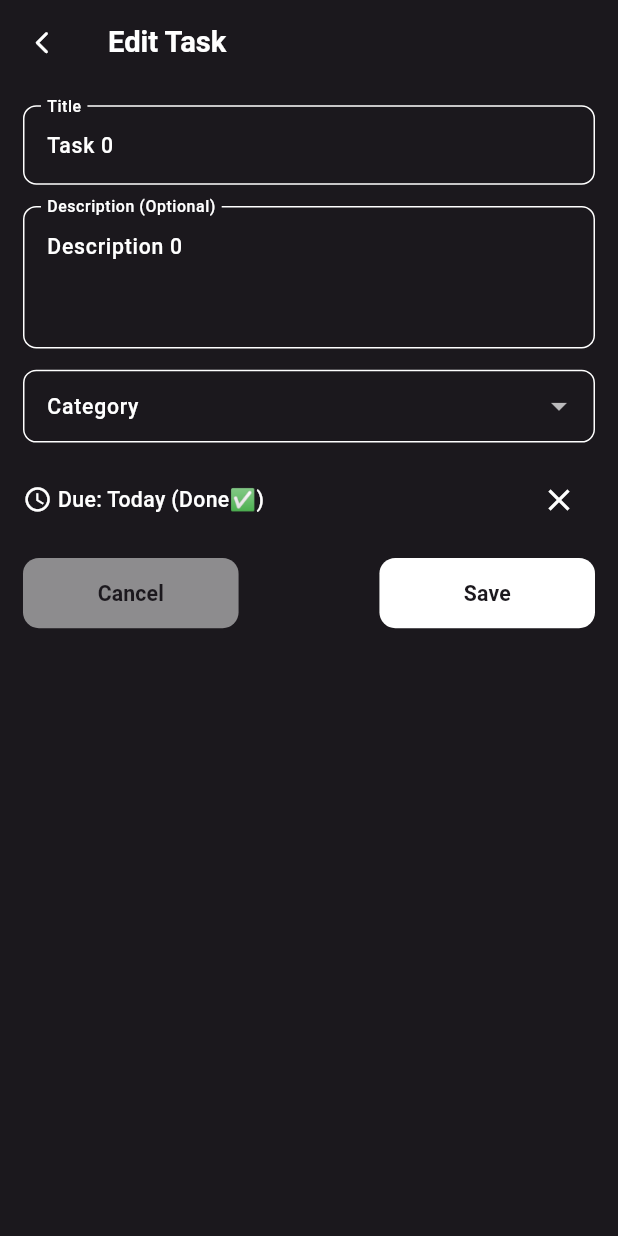
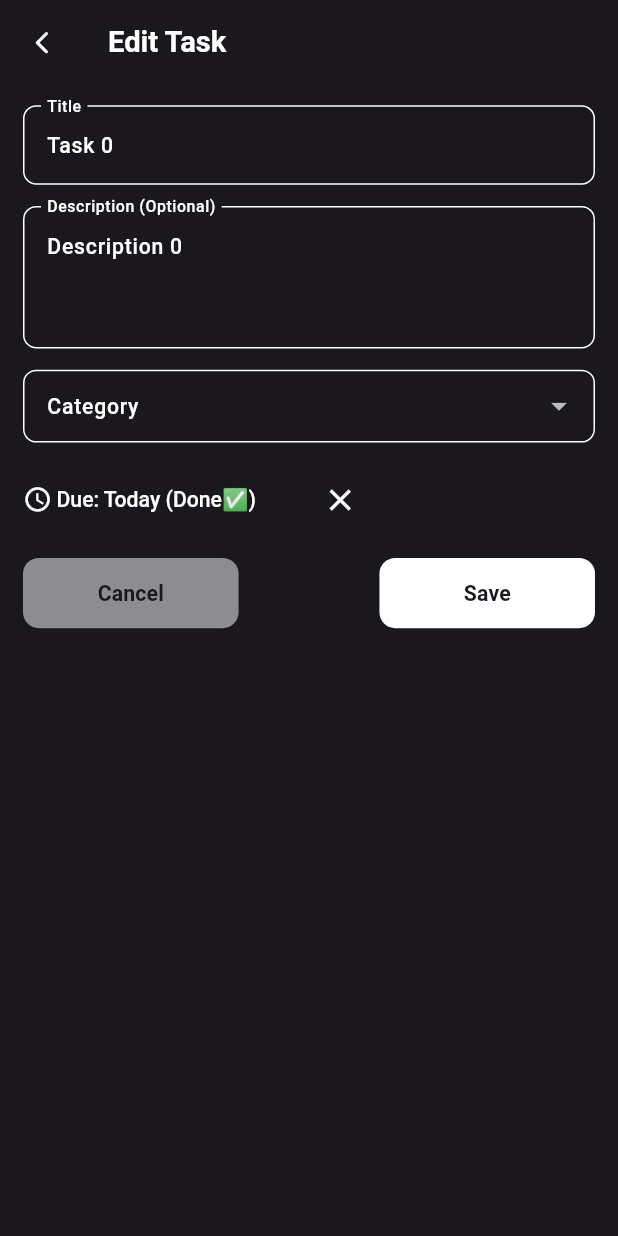
Before and after one commit to AchizuePriscilla/task-buddy, a Flutter app: the screen it shows after launch, after a tap on an icon or button, on a phone screen of 412 x 824 dp. Run offline on Flutter 3.47's test engine with Material 3 defaults, Android fonts, the light colour scheme and no system bars; our stand-ins replace flutter_riverpod, flutter_screenutil, shared_preferences; Roboto replaces fonts that are missing (Helvetica).

Commit message:
Feat: Create Task UI

```diff
--- a/lib/features/task_management/domain/models/task_model.dart
+++ b/lib/features/task_management/domain/models/task_model.dart
@@ -5,7 +5,7 @@ class TaskModel {
   final String title;
   final String? description;
   final CategoryEnum category;
-  final DateTime? dueDate;
+  final DateTime dueDate;
   final Priority priority;
   final bool isCompleted;
 
--- a/lib/features/task_management/presentation/screens/edit_task_screen.dart
+++ b/lib/features/task_management/presentation/screens/edit_task_screen.dart
@@ -6,6 +6,7 @@ import 'package:task_buddy/features/task_management/domain/extensions/datetime_e
 import 'package:task_buddy/features/task_management/domain/models/task_model.dart';
 import 'package:task_buddy/shared/localization/strings.dart';
 import 'package:task_buddy/features/task_management/presentation/widgets/button.dart';
+import 'package:task_buddy/features/task_management/presentation/widgets/due_date_rich_text.dart';
 import 'package:task_buddy/features/task_management/presentation/widgets/custom_text_field.dart';
 import 'package:task_buddy/shared/theme/text_styles.dart';
 
@@ -28,6 +29,7 @@ class EditTaskScreen extends StatelessWidget {
         body: Padding(
           padding: EdgeInsets.symmetric(horizontal: 16.w),
           child: Column(
+            crossAxisAlignment: CrossAxisAlignment.start,
             children: [
               SizedBox(height: 16.h),
               CustomTextField(
@@ -74,40 +76,22 @@ class EditTaskScreen extends StatelessWidget {
               ),
               SizedBox(height: 16.h),
               //Date Picker
-              GestureDetector(
+              DueDateRichText(
+                iconSize: 22.sp,
+                text:
+                    '${AppStrings.dueWithColon} ${task.dueDate.formattedDueDate} ${task.isCompleted ? '(${AppStrings.done}✅) ' : ''}',
+                color: task.isCompleted ? null : task.priority.color,
+                showIcon: true,
                 onTap: () async {
                   final date = await showDatePicker(
                     context: context,
-                    initialDate: task.dueDate ?? DateTime.now(),
+                    initialDate: task.dueDate,
                     firstDate: DateTime.now(),
                     lastDate:
                         DateTime.now().add(const Duration(days: 365 * 50)),
                   );
                   if (date != null) {}
                 },
-                child: Row(
-                  children: [
-                    Icon(
-                      Icons.schedule,
-                      color: task.isCompleted ? null : task.priority.color,
-                      size: 22.sp,
-                    ),
-                    SizedBox(width: 4.w),
-                    Text(
-                      task.dueDate != null
-                          ? '${AppStrings.dueWithColon} ${task.dueDate!.formattedDueDate} ${task.isCompleted ? '(${AppStrings.done}✅) ' : ''}'
-                          : AppStrings.setDueDate,
-                      style: AppTextStyles.bodyLarge.copyWith(
-                          color: task.isCompleted ? null : task.priority.color),
-                    ),
-                    const Spacer(),
-                    if (task.dueDate != null)
-                      IconButton(
-                        onPressed: () {},
-                        icon: const Icon(Icons.clear),
-                      )
-                  ],
-                ),
               ),
               SizedBox(height: 16.h),
               //Button Row
--- a/lib/features/task_management/presentation/screens/home_screen.dart
+++ b/lib/features/task_management/presentation/screens/home_screen.dart
@@ -6,6 +6,7 @@ import 'package:task_buddy/features/task_management/domain/enums/category_enum.d
 import 'package:task_buddy/features/task_management/domain/models/task_model.dart';
 import 'package:task_buddy/shared/localization/strings.dart';
 import 'package:task_buddy/features/task_management/domain/enums/priority_enum.dart';
+import 'package:task_buddy/features/task_management/presentation/screens/create_task_screen.dart';
 import 'package:task_buddy/features/task_management/presentation/widgets/task_card.dart';
 import 'package:task_buddy/shared/theme/app_theme.dart';
 
@@ -37,6 +38,15 @@ class HomeScreen extends ConsumerWidget {
           SizedBox(width: 10.w),
         ],
       ),
+      floatingActionButton: FloatingActionButton(
+        onPressed: () {
+          Navigator.push(
+            context,
+              MaterialPageRoute(builder: (context) => CreateTaskScreen()),
+          );
+        },
+        child: Icon(Icons.add),
+      ),
       body: ListView.builder(
         itemCount: 100,
         itemBuilder: (context, index) {
--- /dev/null
+++ b/lib/features/task_management/presentation/widgets/due_date_rich_text.dart
@@ -0,0 +1,53 @@
+import 'package:flutter/material.dart';
+import 'package:flutter_screenutil/flutter_screenutil.dart';
+import 'package:task_buddy/shared/theme/text_styles.dart';
+
+class DueDateRichText extends StatelessWidget {
+  const DueDateRichText({
+    super.key,
+    required this.iconSize,
+    required this.text,
+    this.textStyle,
+    this.color,
+    this.showIcon = false,
+    this.onTap,
+  });
+  final double iconSize;
+  final String text;
+  final TextStyle? textStyle;
+  final Color? color;
+  final bool showIcon;
+  final Function()? onTap;
+  @override
+  Widget build(BuildContext context) {
+    return GestureDetector(
+      onTap: onTap,
+      child: RichText(
+        text: TextSpan(
+          style: textStyle ?? AppTextStyles.bodyLarge.copyWith(color: color),
+          children: [
+            WidgetSpan(
+              alignment: PlaceholderAlignment.middle,
+              child: Icon(
+                Icons.schedule,
+                size: iconSize,
+                color: color,
+              ),
+            ),
+            WidgetSpan(
+                child: SizedBox(width: 3.w)), // spacing between icon and text
+            TextSpan(text: text),
+            if (showIcon) WidgetSpan(child: SizedBox(width: 30.w)),
+            if (showIcon)
+              WidgetSpan(
+                  alignment: PlaceholderAlignment.middle,
+                  child: IconButton(
+                    onPressed: () {},
+                    icon: const Icon(Icons.clear),
+                  ))
+          ],
+        ),
+      ),
+    );
+  }
+}
--- a/lib/features/task_management/presentation/widgets/task_card.dart
+++ b/lib/features/task_management/presentation/widgets/task_card.dart
@@ -5,6 +5,7 @@ import 'package:task_buddy/features/task_management/domain/extensions/datetime_e
 import 'package:task_buddy/features/task_management/domain/models/task_model.dart';
 import 'package:task_buddy/features/task_management/domain/enums/priority_enum.dart';
 import 'package:task_buddy/features/task_management/presentation/screens/edit_task_screen.dart';
+import 'package:task_buddy/features/task_management/presentation/widgets/due_date_rich_text.dart';
 import 'package:task_buddy/features/task_management/presentation/widgets/priority_indicator_chip.dart';
 import 'package:task_buddy/shared/localization/strings.dart';
 import 'package:task_buddy/shared/theme/text_styles.dart';
@@ -159,33 +160,12 @@ class _TaskCardState extends State<TaskCard> {
                               ),
                             ),
                             const Spacer(),
-                            if (!widget.task.isCompleted &&
-                                widget.task.dueDate != null)
-                              RichText(
-                                text: TextSpan(
-                                  children: [
-                                    WidgetSpan(
-                                      alignment: PlaceholderAlignment.middle,
-                                      child: Icon(
-                                        Icons.schedule,
-                                        size: 16.sp,
-                                        color: widget.task.priority.color,
-                                      ),
-                                    ),
-                                    WidgetSpan(
-                                        child: SizedBox(
-                                            width: 3
-                                                .w)), // spacing between icon and text
-                                    TextSpan(
-                                      text:
-                                          '${AppStrings.dueWithColon} ${widget.task.dueDate!.formattedDueDate}',
-                                      style: AppTextStyles.body.copyWith(
-                                        color: widget.task.priority.color,
-                                        fontWeight: FontWeight.w600,
-                                      ),
-                                    ),
-                                  ],
-                                ),
+                            if (!widget.task.isCompleted)
+                              DueDateRichText(
+                                iconSize: 16.sp,
+                                color: widget.task.priority.color,
+                                text:
+                                    '${AppStrings.dueWithColon} ${widget.task.dueDate.formattedDueDate}',
                               ),
                           ],
                         )
--- a/lib/main.dart
+++ b/lib/main.dart
@@ -2,6 +2,7 @@ import 'package:flutter/material.dart';
 import 'package:flutter_riverpod/flutter_riverpod.dart';
 import 'package:flutter_screenutil/flutter_screenutil.dart';
 import 'package:task_buddy/features/task_management/presentation/screens/home_screen.dart';
+import 'package:task_buddy/shared/localization/strings.dart';
 import 'package:task_buddy/shared/theme/app_theme.dart';
 
 void main() async {
@@ -21,7 +22,8 @@ class MyApp extends ConsumerWidget {
       splitScreenMode: true,
       builder: (context, child) {
         return MaterialApp(
-          title: 'Task Buddy',
+          title: AppStrings.appName,
+          debugShowCheckedModeBanner: false,
           theme: AppTheme.lightTheme,
           darkTheme: AppTheme.darkTheme,
           themeMode: themeMode,
--- a/lib/shared/localization/strings.dart
+++ b/lib/shared/localization/strings.dart
@@ -12,6 +12,8 @@ class AppStrings {
 
   // Task strings
   static const String editTask = 'Edit Task';
+  static const String createTask = 'Create Task';
+  static const String create = 'Create';
   static const String cancel = 'Cancel';
   static const String save = 'Save';
   static const String title = 'Title';
@@ -20,7 +22,7 @@ class AppStrings {
   static const String descriptionHint = 'Enter task description';
   static const String priority = 'Priority';
   static const String category = 'Category';
-  static const String setDueDate = 'Set Due Date (Optional)';
+  static const String setDueDate = 'Set Due Date';
   static const String dueWithColon = 'Due:';
   static const String done = 'Done';
 
```
Also changed, not shown: lib/features/task_management/presentation/screens/create_task_screen.dart (added, +134 -0 lines).
